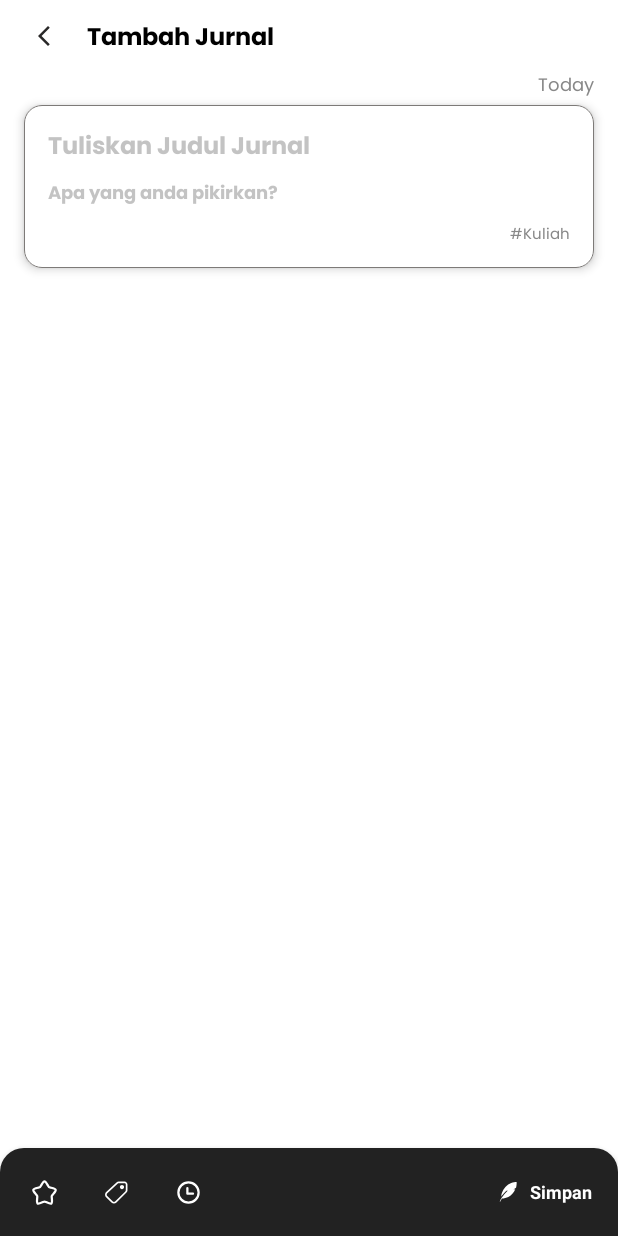
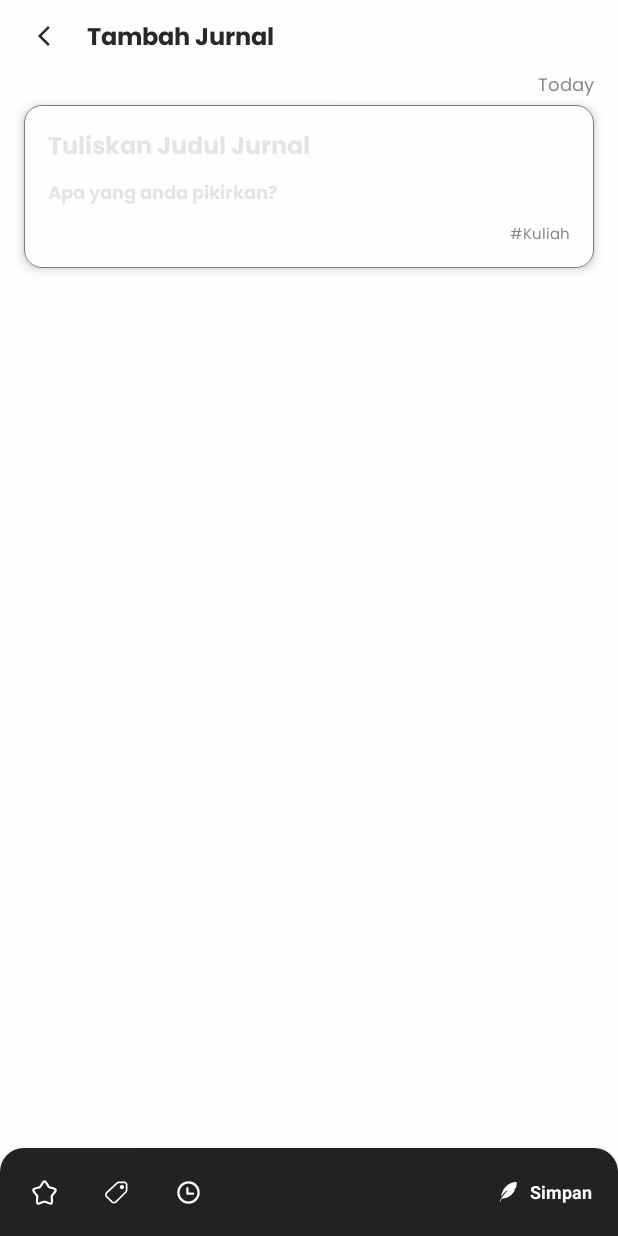
Before and after one commit to memotions/android, an Android app built with Jetpack Compose: the composable AddJournalScreen shown on its own in the app's theme, on a phone screen of 412 x 824 dp. Run offline under Robolectric (Android 15) with nearby library versions, the phone set to English and light mode, and no system bars; our stand-ins replace Dagger/Hilt's generated code.

Commit message:
fix: adding nav padding and define custom color

```diff
--- a/app/src/main/java/com/memtionsandroid/memotions/ui/addjournal/AddJournalScreen.kt
+++ b/app/src/main/java/com/memtionsandroid/memotions/ui/addjournal/AddJournalScreen.kt
@@ -1,10 +1,14 @@
 package com.memtionsandroid.memotions.ui.addjournal
 
+import androidx.compose.foundation.background
 import androidx.compose.foundation.layout.Column
 import androidx.compose.foundation.layout.Spacer
 import androidx.compose.foundation.layout.fillMaxSize
+import androidx.compose.foundation.layout.navigationBarsPadding
+import androidx.compose.foundation.layout.statusBarsPadding
 import androidx.compose.foundation.rememberScrollState
 import androidx.compose.foundation.verticalScroll
+import androidx.compose.material3.MaterialTheme
 import androidx.compose.runtime.Composable
 import androidx.compose.runtime.LaunchedEffect
 import androidx.compose.runtime.mutableStateOf
@@ -19,20 +23,17 @@ import com.memtionsandroid.memotions.ui.components.journal.BottomBar
 import com.memtionsandroid.memotions.ui.components.journal.FormSection
 import com.memtionsandroid.memotions.ui.components.journal.rememberImeState
 import com.memtionsandroid.memotions.ui.theme.MemotionsTheme
+import com.memtionsandroid.memotions.ui.theme.customColors
 
 @Composable
 fun AddJournalScreen(viewModel: AddJournalViewModel = hiltViewModel()) {
-    AddJournalScreenContent()
-}
-
-@Composable
-internal fun AddJournalScreenContent(modifier: Modifier = Modifier) {
     val titleState = remember { mutableStateOf(TextFieldValue()) }
     val journalState = remember { mutableStateOf(TextFieldValue()) }
     val starredState = remember { mutableStateOf(false) }
 
     val imeState = rememberImeState()
     val scrollState = rememberScrollState()
+    val customColors = MaterialTheme.customColors
 
     LaunchedEffect(key1 = imeState.value) {
         if (imeState.value) {
@@ -41,12 +42,28 @@ internal fun AddJournalScreenContent(modifier: Modifier = Modifier) {
     }
 
     Column(
-        modifier = modifier
-            .fillMaxSize().verticalScroll(scrollState),
+        modifier = Modifier
+            .fillMaxSize()
+            .verticalScroll(scrollState)
+            .navigationBarsPadding()
+            .statusBarsPadding()
+            .background(customColors.backgroundColor),
         horizontalAlignment = Alignment.CenterHorizontally
     ) {
-        AppBar(title = "Tambah Jurnal", inView = false, onBack = {}, onAction = {}, starredState = starredState)
-        FormSection(dateInfo = "Today", titleState = titleState, journalState = journalState, tag = "#Kuliah", inView = false)
+        AppBar(
+            title = "Tambah Jurnal",
+            inView = false,
+            onBack = {},
+            onAction = {},
+            starredState = starredState
+        )
+        FormSection(
+            dateInfo = "Today",
+            titleState = titleState,
+            journalState = journalState,
+            tag = "#Kuliah",
+            inView = false
+        )
         Spacer(modifier = Modifier.weight(1f))
         BottomBar(
             onTagClick = {},
@@ -56,11 +73,3 @@ internal fun AddJournalScreenContent(modifier: Modifier = Modifier) {
         )
     }
 }
-
-@Composable
-@Preview(showBackground = true)
-private fun DefaultPreview() {
-    MemotionsTheme {
-        AddJournalScreenContent()
-    }
-}
--- a/app/src/main/java/com/memtionsandroid/memotions/ui/components/journal/AppBar.kt
+++ b/app/src/main/java/com/memtionsandroid/memotions/ui/components/journal/AppBar.kt
@@ -5,13 +5,12 @@ import androidx.compose.foundation.layout.Box
 import androidx.compose.foundation.layout.PaddingValues
 import androidx.compose.foundation.layout.Row
 import androidx.compose.foundation.layout.fillMaxWidth
-import androidx.compose.foundation.layout.padding
 import androidx.compose.foundation.layout.size
 import androidx.compose.foundation.shape.RoundedCornerShape
 import androidx.compose.material3.DropdownMenu
 import androidx.compose.material3.DropdownMenuItem
 import androidx.compose.material3.Icon
-import androidx.compose.material3.MenuItemColors
+import androidx.compose.material3.MaterialTheme
 import androidx.compose.material3.Text
 import androidx.compose.material3.TextButton
 import androidx.compose.runtime.Composable
@@ -28,11 +27,11 @@ import androidx.compose.ui.text.TextStyle
 import androidx.compose.ui.text.font.FontWeight
 import androidx.compose.ui.tooling.preview.Preview
 import androidx.compose.ui.unit.DpOffset
-import androidx.compose.ui.unit.IntOffset
 import androidx.compose.ui.unit.dp
 import androidx.compose.ui.unit.sp
 import com.memtionsandroid.memotions.R
 import com.memtionsandroid.memotions.ui.theme.Poppins
+import com.memtionsandroid.memotions.ui.theme.customColors
 
 @Composable
 fun AppBar(
@@ -42,6 +41,7 @@ fun AppBar(
     onAction: () -> Unit?,
     starredState: MutableState<Boolean>?
 ) {
+    val customColors = MaterialTheme.customColors
     Row(
         modifier = Modifier.fillMaxWidth(),
         verticalAlignment = Alignment.CenterVertically,
@@ -55,6 +55,7 @@ fun AppBar(
                     painter = painterResource(id = R.drawable.ic_back),
                     contentDescription = "Back Icon",
                     modifier = Modifier.size(16.dp),
+                    tint = customColors.onBackgroundColor
                 )
             }
 
@@ -63,7 +64,8 @@ fun AppBar(
                 style = TextStyle(
                     fontSize = 16.sp,
                     fontWeight = FontWeight.Bold,
-                    fontFamily = Poppins
+                    fontFamily = Poppins,
+                    color = customColors.onBackgroundColor
                 ),
             )
         }
@@ -77,6 +79,7 @@ fun AppBar(
                         painter = painterResource(id = R.drawable.ic_more_vert),
                         contentDescription = "Action Icon",
                         modifier = Modifier.size(20.dp),
+                        tint = customColors.onBackgroundColor
                     )
                 }
 
--- a/app/src/main/java/com/memtionsandroid/memotions/ui/components/journal/BottomSheetContent.kt
+++ b/app/src/main/java/com/memtionsandroid/memotions/ui/components/journal/BottomSheetContent.kt
@@ -9,8 +9,10 @@ import androidx.compose.foundation.layout.fillMaxHeight
 import androidx.compose.foundation.layout.fillMaxSize
 import androidx.compose.foundation.layout.fillMaxWidth
 import androidx.compose.foundation.layout.height
+import androidx.compose.foundation.layout.navigationBarsPadding
 import androidx.compose.foundation.layout.padding
 import androidx.compose.foundation.layout.size
+import androidx.compose.foundation.layout.statusBarsPadding
 import androidx.compose.material3.Icon
 import androidx.compose.material3.Text
 import androidx.compose.runtime.Composable
@@ -43,10 +45,12 @@ fun BottomSheetContent(
     Box(
         modifier = Modifier
             .padding(start = 16.dp, end = 16.dp, bottom = 16.dp, top = 0.dp)
+            .navigationBarsPadding()
     ) {
         Column(
             modifier = Modifier
-                .fillMaxWidth(),
+                .fillMaxWidth()
+                .navigationBarsPadding(),
             horizontalAlignment = Alignment.CenterHorizontally,
             verticalArrangement = Arrangement.Center
         ) {
--- a/app/src/main/java/com/memtionsandroid/memotions/ui/components/journal/FormSection.kt
+++ b/app/src/main/java/com/memtionsandroid/memotions/ui/components/journal/FormSection.kt
@@ -1,5 +1,6 @@
 package com.memtionsandroid.memotions.ui.components.journal
 
+import androidx.compose.foundation.background
 import androidx.compose.foundation.border
 import androidx.compose.foundation.layout.Arrangement
 import androidx.compose.foundation.layout.Column
@@ -7,12 +8,12 @@ import androidx.compose.foundation.layout.Row
 import androidx.compose.foundation.layout.Spacer
 import androidx.compose.foundation.layout.fillMaxHeight
 import androidx.compose.foundation.layout.fillMaxWidth
-import androidx.compose.foundation.layout.height
 import androidx.compose.foundation.layout.padding
 import androidx.compose.foundation.shape.RoundedCornerShape
 import androidx.compose.foundation.text.BasicTextField
 import androidx.compose.material3.CardDefaults
 import androidx.compose.material3.ElevatedCard
+import androidx.compose.material3.MaterialTheme
 import androidx.compose.material3.Text
 import androidx.compose.runtime.Composable
 import androidx.compose.runtime.MutableState
@@ -20,7 +21,6 @@ import androidx.compose.runtime.mutableStateOf
 import androidx.compose.runtime.remember
 import androidx.compose.ui.Alignment
 import androidx.compose.ui.Modifier
-import androidx.compose.ui.graphics.Color
 import androidx.compose.ui.text.TextStyle
 import androidx.compose.ui.text.font.FontWeight
 import androidx.compose.ui.text.input.TextFieldValue
@@ -30,6 +30,7 @@ import androidx.compose.ui.unit.dp
 import androidx.compose.ui.unit.sp
 import com.memtionsandroid.memotions.ui.theme.MemotionsTheme
 import com.memtionsandroid.memotions.ui.theme.Poppins
+import com.memtionsandroid.memotions.ui.theme.customColors
 
 @Composable
 fun FormSection(
@@ -39,10 +40,13 @@ fun FormSection(
     tag: String,
     inView: Boolean
 ) {
+    val customColors = MaterialTheme.customColors
+
     Column(
         modifier = Modifier
             .padding(start = 16.dp, end = 16.dp, top = 0.dp, bottom = 16.dp)
-            .fillMaxWidth(),
+            .fillMaxWidth()
+            .background(customColors.backgroundColor),
     ) {
         Row(
             modifier = Modifier.fillMaxWidth(),
@@ -54,7 +58,7 @@ fun FormSection(
                 style = TextStyle(
                     fontFamily = Poppins,
                     fontSize = 12.sp,
-                    color = Color.Gray
+                    color = customColors.onSecondBackgroundColor.copy(alpha = 0.9f),
                 ),
                 modifier = Modifier.padding(bottom = 5.dp)
             )
@@ -65,11 +69,11 @@ fun FormSection(
                 defaultElevation = 4.dp
             ),
             shape = RoundedCornerShape(12.dp),
-            colors = CardDefaults.cardColors(containerColor = Color.White),
+            colors = CardDefaults.cardColors(containerColor = customColors.backgroundColor),
             modifier = Modifier
                 .border(
                     width = 0.4.dp,
-                    color = Color(0xFF7D7A78),
+                    color = customColors.outlineColor,
                     shape = RoundedCornerShape(12.dp)
                 )
         ) {
@@ -85,7 +89,7 @@ fun FormSection(
                     textStyle = TextStyle(
                         fontSize = 16.sp,
                         fontFamily = Poppins,
-                        color = Color.Black,
+                        color = customColors.TextOnBackgroundColor,
                         fontWeight = FontWeight.Bold
                     ),
                     decorationBox = { innerTextField ->
@@ -95,7 +99,7 @@ fun FormSection(
                                 style = TextStyle(
                                     fontSize = 16.sp,
                                     fontFamily = Poppins,
-                                    color = Color.Gray.copy(alpha = 0.5f),
+                                    color = customColors.onSecondBackgroundColor.copy(alpha = 0.2f),
                                     fontWeight = FontWeight.Bold
                                 )
                             )
@@ -112,7 +116,7 @@ fun FormSection(
                     textStyle = TextStyle(
                         fontSize = 12.sp,
                         fontFamily = Poppins,
-                        color = Color.Black,
+                        color = customColors.TextOnBackgroundColor,
                     ),
                     decorationBox = { innerTextField ->
                         if (journalState.value.text.isEmpty()) {
@@ -121,7 +125,7 @@ fun FormSection(
                                 style = TextStyle(
                                     fontSize = 12.sp,
                                     fontFamily = Poppins,
-                                    color = Color.Gray.copy(alpha = 0.5f),
+                                    color = customColors.onSecondBackgroundColor.copy(alpha = 0.2f),
                                     fontWeight = FontWeight.Bold
                                 )
                             )
@@ -141,7 +145,7 @@ fun FormSection(
                     Text(text = tag, style = TextStyle(
                         fontFamily = Poppins,
                         fontSize = 10.sp,
-                        color = Color.Gray,
+                        color = customColors.onSecondBackgroundColor.copy(alpha = 0.9f),
                         textAlign = TextAlign.End
                     ))
                 }
```
Also changed, not shown: app/src/main/java/com/memtionsandroid/memotions/ui/components/setting/AppBar.kt (+7 -1 lines), app/src/main/java/com/memtionsandroid/memotions/ui/components/setting/SettingSection.kt (+25 -15 lines), app/src/main/java/com/memtionsandroid/memotions/ui/login/LoginScreen.kt (+6 -18 lines), app/src/main/java/com/memtionsandroid/memotions/ui/onboarding/OnBoardingScreen.kt (+4 -10 lines), app/src/main/java/com/memtionsandroid/memotions/ui/register/RegisterScreen.kt (+6 -17 lines), app/src/main/java/com/memtionsandroid/memotions/ui/setting/SettingScreen.kt (+10 -17 lines), app/src/main/java/com/memtionsandroid/memotions/ui/viewjournal/ViewJournalScreen.kt (+20 -19 lines).
